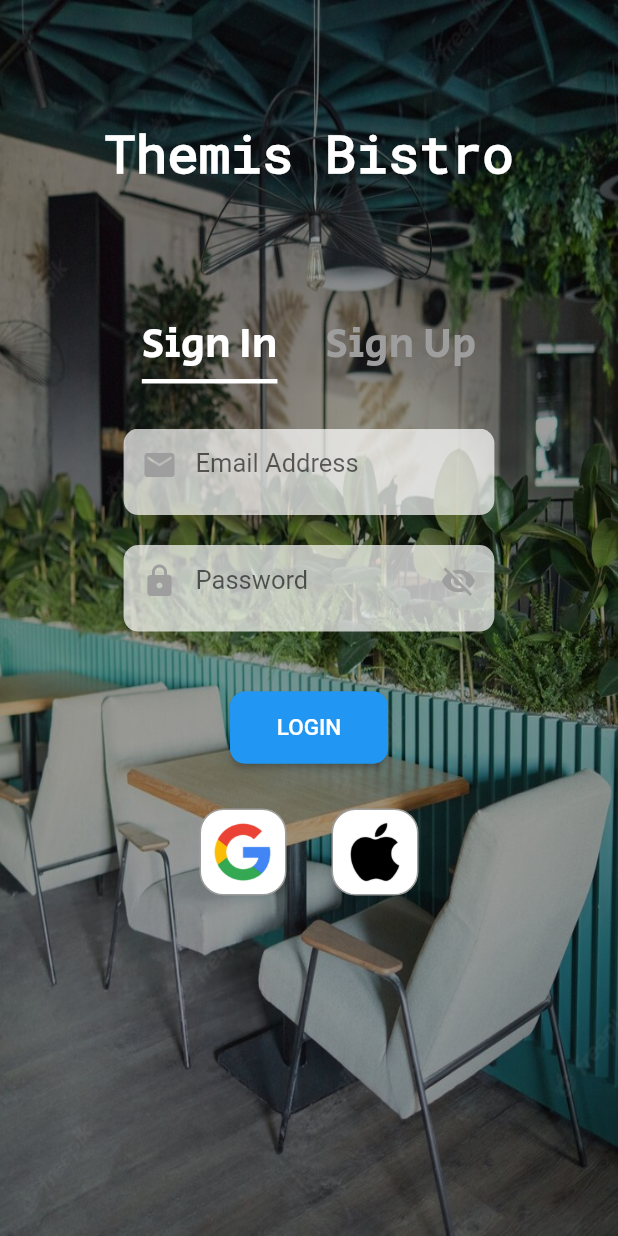
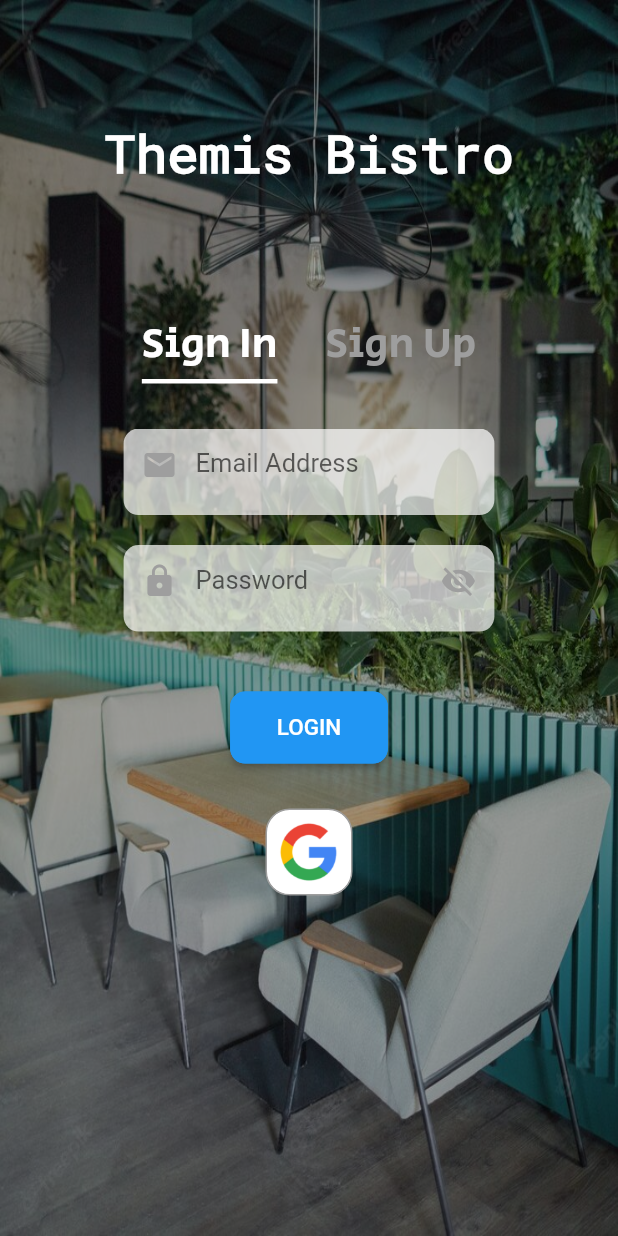
Before and after one commit to mobileapp234/Atestat, a Flutter app: the screen it shows after launch, on a phone screen of 412 x 824 dp. Run offline on Flutter 3.47's test engine with Material 2 defaults, Android fonts, the phone set to English and light mode, and no system bars; drawn by our look-alikes of auto_size_text; our stand-ins replace curved_navigation_bar, firebase_auth, firebase_core, google_fonts, google_sign_in; accounts and stored records are empty.

Commit message:
fixed login

```diff
--- a/lib/Connection/inregistrare.dart
+++ b/lib/Connection/inregistrare.dart
@@ -1,7 +1,10 @@
+// ignore_for_file: unused_local_variable
+
 import 'package:firebase_auth/firebase_auth.dart';
 import 'package:flutter/material.dart';
 import 'package:auto_size_text/auto_size_text.dart';
-
+import 'package:mobile_app/main.dart';
+import 'package:google_sign_in/google_sign_in.dart';
 import '../MainPages/main_page.dart';
 
 class Logare extends StatefulWidget {
@@ -13,10 +16,29 @@ class Logare extends StatefulWidget {
 
 bool whichpage = false;
 
+Future<UserCredential> signInWithGoogle() async {
+  // Trigger the authentication flow
+  final GoogleSignInAccount? googleUser = await GoogleSignIn().signIn();
+
+  // Obtain the auth details from the request
+  final GoogleSignInAuthentication? googleAuth =
+      await googleUser?.authentication;
+
+  // Create a new credential
+  final credential = GoogleAuthProvider.credential(
+    accessToken: googleAuth?.accessToken,
+    idToken: googleAuth?.idToken,
+  );
+
+  // Once signed in, return the UserCredential
+  return await FirebaseAuth.instance.signInWithCredential(credential);
+}
+
 class _LogareState extends State<Logare> with TickerProviderStateMixin {
   final TextEditingController _emailValue0 = TextEditingController();
   final TextEditingController _passwordValue0 = TextEditingController();
   bool _vizibility = true;
+
   void _toggleVizibility() {
     setState(() {
       _vizibility = !_vizibility;
@@ -51,7 +73,8 @@ class _LogareState extends State<Logare> with TickerProviderStateMixin {
   final TextEditingController _emailValue1 = TextEditingController();
   final TextEditingController _passwordValue1 = TextEditingController();
   final TextEditingController _passwordValue2 = TextEditingController();
-  FirebaseAuth auth = FirebaseAuth.instance;
+  final GoogleSignIn _googleSignIn = GoogleSignIn();
+  final FirebaseAuth auth = FirebaseAuth.instance;
 
   bool _vizibility1 = true;
   void _toggleVizibility1() {
@@ -337,12 +360,7 @@ class _LogareState extends State<Logare> with TickerProviderStateMixin {
                                       'Wrong password provided for that user.');
                                 }
                               }
-
-                              Navigator.push(
-                                context,
-                                MaterialPageRoute(
-                                    builder: (context) => const MainPage()),
-                              );
+                              Isconnected();
                             },
                             child: Padding(
                               padding: const EdgeInsets.all(15),
@@ -350,23 +368,27 @@ class _LogareState extends State<Logare> with TickerProviderStateMixin {
                                   style: const TextStyle(fontSize: 15)),
                             )),
                         const SizedBox(height: 30),
-                        Column(
-                          children: [
-                            Row(
-                              mainAxisAlignment: MainAxisAlignment.center,
-                              children: [
-                                Container(
+                        GestureDetector(
+                          onTap: () async {
+                            try {
+                              await _googleSignIn.signIn();
+                            } catch (error) {
+                              print(error);
+                            }
+                            Isconnected();
+                          },
+                          child: Container(
                             decoration: BoxDecoration(
                               border: Border.all(color: Colors.grey),
                               borderRadius: BorderRadius.circular(16),
-                                      color: Colors.white),
+                              color: Colors.white,
+                            ),
                             child: const Padding(
                               padding: EdgeInsets.all(8.0),
                               child: DecoratedBox(
                                 decoration: BoxDecoration(
                                   image: DecorationImage(
-                                          image: AssetImage(
-                                              "assets/png/google.png"),
+                                    image: AssetImage("assets/png/google.png"),
                                     fit: BoxFit.contain,
                                   ),
                                 ),
@@ -377,33 +399,7 @@ class _LogareState extends State<Logare> with TickerProviderStateMixin {
                               ),
                             ),
                           ),
-                                const SizedBox(width: 30),
-                                Container(
-                                  decoration: BoxDecoration(
-                                      border: Border.all(color: Colors.grey),
-                                      borderRadius: BorderRadius.circular(16),
-                                      color: Colors.white),
-                                  child: const Padding(
-                                    padding: EdgeInsets.all(8),
-                                    child: DecoratedBox(
-                                      decoration: BoxDecoration(
-                                        image: DecorationImage(
-                                          image: AssetImage(
-                                              "assets/png/apple.png"),
-                                          fit: BoxFit.contain,
                         ),
-                                      ),
-                                      child: SizedBox(
-                                        height: 40,
-                                        width: 40,
-                                      ),
-                                    ),
-                                  ),
-                                ),
-                              ],
-                            )
-                          ],
-                        )
                       ],
                     )),
                   ),
@@ -567,6 +563,7 @@ class _LogareState extends State<Logare> with TickerProviderStateMixin {
                               } catch (e) {
                                 print(e);
                               }
+                              Isconnected();
                             },
                             child: Padding(
                               padding: const EdgeInsets.all(15),
@@ -574,55 +571,27 @@ class _LogareState extends State<Logare> with TickerProviderStateMixin {
                                   style: const TextStyle(fontSize: 15)),
                             )),
                         const SizedBox(height: 30),
-                        Column(
-                          children: [
-                            Row(
-                              mainAxisAlignment: MainAxisAlignment.center,
-                              children: [
-                                Container(
+                        GestureDetector(
+                          onTap: () async {
+                            try {
+                              await _googleSignIn.signIn();
+                            } catch (error) {
+                              print(error);
+                            }
+                            Isconnected();
+                          },
+                          child: Container(
                             decoration: BoxDecoration(
                               border: Border.all(color: Colors.grey),
                               borderRadius: BorderRadius.circular(16),
-                                      color: Colors.white),
+                              color: Colors.white,
+                            ),
                             child: const Padding(
                               padding: EdgeInsets.all(8.0),
                               child: DecoratedBox(
                                 decoration: BoxDecoration(
                                   image: DecorationImage(
-                                          image: AssetImage(
-                                              "assets/png/google.png"),
-                                          fit: BoxFit.contain,
-                                        ),
-                                      ),
-                                      child: SizedBox(
-                                        height: 40,
-                                        width: 40,
-                                      ),
-                                    ),
-                                  ),
-                                ),
-                                const SizedBox(width: 30),
-                                GestureDetector(
-                                  onTap: () {
-                                    Navigator.push(
-                                      context,
-                                      MaterialPageRoute(
-                                          builder: (context) =>
-                                              const MainPage()),
-                                    );
-                                  },
-                                  child: Container(
-                                    decoration: BoxDecoration(
-                                        border: Border.all(color: Colors.grey),
-                                        borderRadius: BorderRadius.circular(16),
-                                        color: Colors.white),
-                                    child: const Padding(
-                                      padding: EdgeInsets.all(8),
-                                      child: DecoratedBox(
-                                        decoration: BoxDecoration(
-                                          image: DecorationImage(
-                                            image: AssetImage(
-                                                "assets/png/apple.png"),
+                                    image: AssetImage("assets/png/google.png"),
                                     fit: BoxFit.contain,
                                   ),
                                 ),
@@ -635,10 +604,6 @@ class _LogareState extends State<Logare> with TickerProviderStateMixin {
                           ),
                         ),
                       ],
-                            )
-                          ],
-                        )
-                      ],
                     )),
                   ),
                 ],
--- a/lib/main.dart
+++ b/lib/main.dart
@@ -35,7 +35,7 @@ class _IsconnectedState extends State<Isconnected> {
   @override
   void initState() {
     super.initState();
-    FirebaseAuth.instance.idTokenChanges().listen((User? newUser) {
+    FirebaseAuth.instance.authStateChanges().listen((User? newUser) {
       setState(() {
         user = newUser;
       });
--- a/pubspec.yaml
+++ b/pubspec.yaml
@@ -37,6 +37,7 @@ dependencies:
   cupertino_icons: ^1.0.2
   curved_navigation_bar: ^1.0.3
   google_fonts: ^4.0.3
+  google_sign_in: ^6.1.0
   firebase_core: ^2.8.0
   auto_size_text: ^3.0.0
   cloud_firestore: ^4.6.0
```
Also changed, not shown: pubspec.lock, 1 other file. Lines whose indentation alone changed are shown as unchanged.
